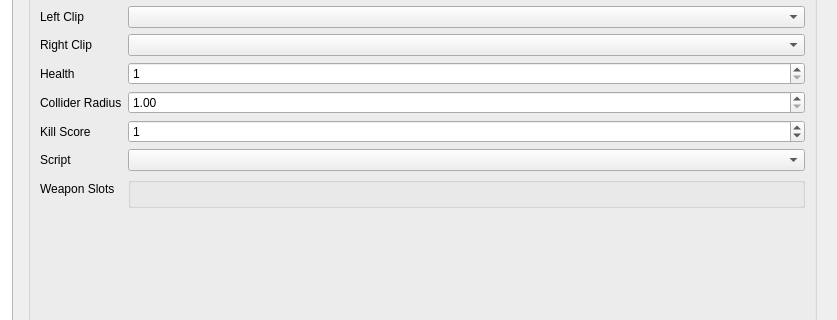
The window that tools/def_editor/ui/enemies.ui (aleios/SpaceProjectDreamcast) describes before a commit, drawn with Qt 5; both pictures show x 254 to 1091 and y 85 to 405 of the 1091 by 711 pixel window.
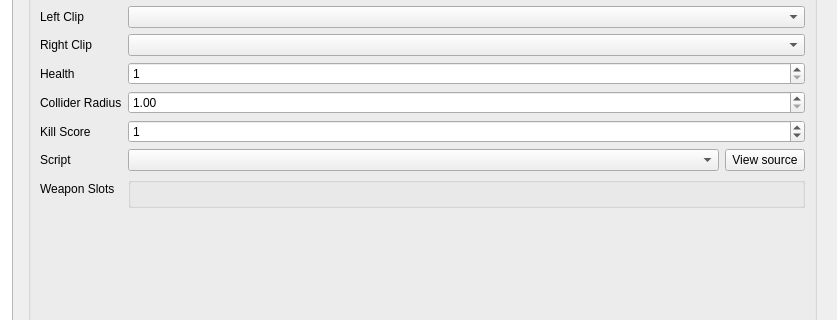
The same window after the commit.

Commit message: chore: Update page files feat: Change tab mixin and view source button for enemy scripts.

```diff
--- a/tools/def_editor/ui/enemies.ui
+++ b/tools/def_editor/ui/enemies.ui
@@ -197,7 +197,25 @@
            </widget>
           </item>
           <item row="7" column="1">
-           <widget class="QComboBox" name="cbScript"/>
+           <layout class="QHBoxLayout" name="horizontalLayout_3">
+            <item>
+             <widget class="QComboBox" name="cbScript">
+              <property name="sizePolicy">
+               <sizepolicy hsizetype="Preferred" vsizetype="Fixed">
+                <horstretch>1</horstretch>
+                <verstretch>0</verstretch>
+               </sizepolicy>
+              </property>
+             </widget>
+            </item>
+            <item>
+             <widget class="QPushButton" name="btnScriptSource">
+              <property name="text">
+               <string>View source</string>
+              </property>
+             </widget>
+            </item>
+           </layout>
           </item>
           <item row="8" column="0">
            <widget class="QLabel" name="label_3">
```
Left out of the diff: 14 changed lines with no effect on the pictures. The commit also changes 22 other files.
